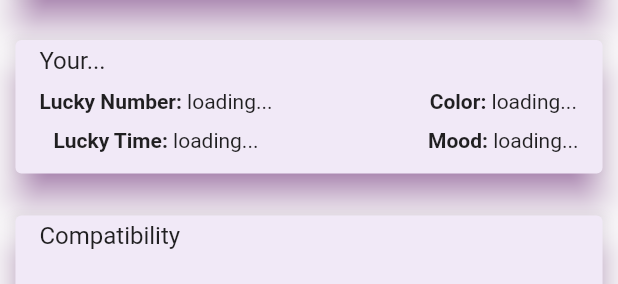
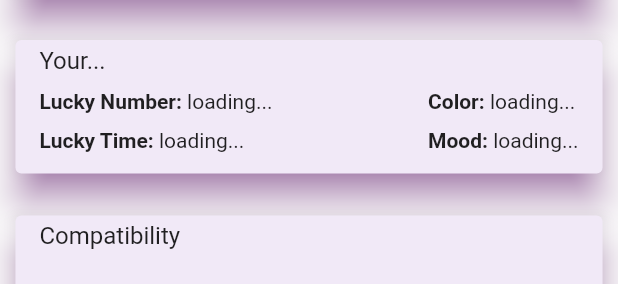
Before and after one commit to bugrahancamlibel/Horoscope-YTT, a Flutter app: the HoroscopeScreen widget shown alone on an empty page, opened directly, on a phone screen of 412 x 824 dp. Shown: the part 248-532 px from the top of the screen. Run offline on Flutter 3.47's test engine with Material 2 defaults, Android fonts, the light colour scheme and no system bars; our stand-ins replace flutter_riverpod, google_nav_bar, shared_preferences; accounts and stored records are empty; network calls fail.

Commit message:
Fix text alignments on horoscope screen

```diff
--- a/lib/screens/horoscope_screen.dart
+++ b/lib/screens/horoscope_screen.dart
@@ -57,6 +57,7 @@ class HoroscopeScreen extends ConsumerWidget {
                               mainAxisAlignment: MainAxisAlignment.spaceBetween,
                               children: [
                                 Column(
+                                  crossAxisAlignment: CrossAxisAlignment.start,
                                   children: [
                                     RichText(
                                       text: TextSpan(
@@ -71,7 +72,7 @@ class HoroscopeScreen extends ConsumerWidget {
                                               text: todayHoroscopeConsumer
                                                   .value?.luckyNumber
                                                   .toString() ??
-                                                  "loading"),
+                                                  "loading..."),
                                         ],
                                       ),
                                     ),
@@ -91,13 +92,14 @@ class HoroscopeScreen extends ConsumerWidget {
                                               text: todayHoroscopeConsumer
                                                   .value?.luckyTime
                                                   .toString() ??
-                                                  "loading"),
+                                                  "loading..."),
                                         ],
                                       ),
                                     ),
                                   ],
                                 ),
                                 Column(
+                                  crossAxisAlignment: CrossAxisAlignment.start,
                                   children: [
                                     RichText(
                                       text: TextSpan(
@@ -112,7 +114,7 @@ class HoroscopeScreen extends ConsumerWidget {
                                               text: todayHoroscopeConsumer
                                                   .value?.color
                                                   .toString() ??
-                                                  "loading"),
+                                                  "loading..."),
                                         ],
                                       ),
                                     ),
@@ -131,7 +133,7 @@ class HoroscopeScreen extends ConsumerWidget {
                                           TextSpan(
                                               text: todayHoroscopeConsumer.value?.mood
                                                   .toString() ??
-                                                  "loading"),
+                                                  "loading..."),
                                         ],
                                       ),
                                     ),
@@ -166,7 +168,7 @@ class HoroscopeScreen extends ConsumerWidget {
                                   ),
                                   Text(todayHoroscopeConsumer.value?.compatibility
                                       .toString() ??
-                                      "loading"),
+                                      "loading..."),
                                 ],
                               ),
                             ),
```
